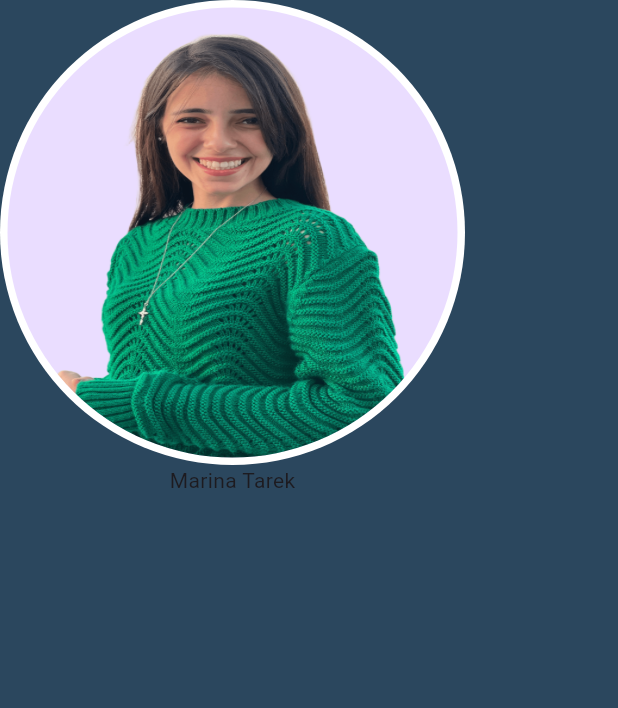
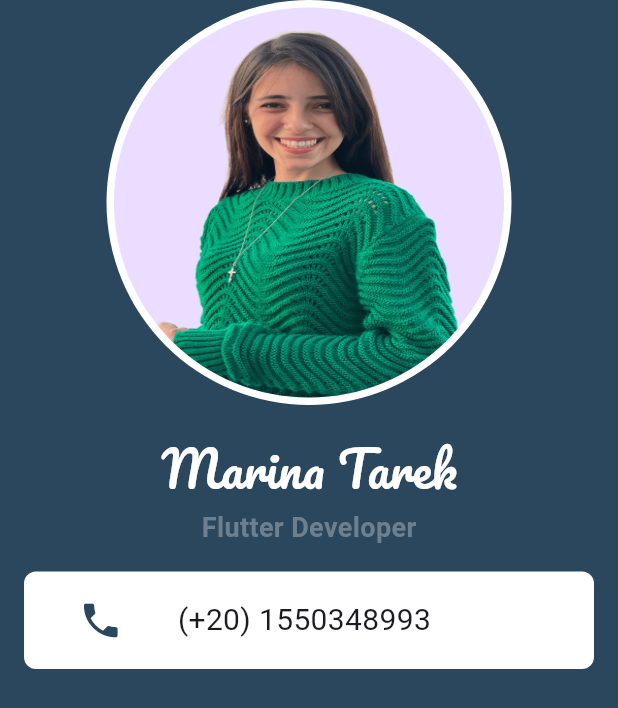
Before and after one commit to Marina-tarek/Business_Card_App_By_Flutter, a Flutter app: the screen it shows after launch, on a phone screen of 412 x 824 dp. Shown: the top 708 px of the screen. Run offline on Flutter 3.47's test engine with Material 3 defaults, Android fonts, the phone set to English and light mode, and no system bars.

Commit message:
second commit

```diff
--- a/lib/main.dart
+++ b/lib/main.dart
@@ -13,15 +13,32 @@ class BusinessCardApp extends StatelessWidget {
       home: Scaffold(
         backgroundColor: Color(0xFF2B475E),
         body: Column(
-
+          // mainAxisAlignment: MainAxisAlignment.spaceBetween,
+          // crossAxisAlignment: CrossAxisAlignment.stretch,
           children: [
-
+            // Container(
+            //   height: 250,
+            //   width: 250,
+            //   decoration: BoxDecoration(
+            //     shape: BoxShape.circle,
+            //   image: DecorationImage(image: AssetImage("images/profile.jpg"),
+            //   fit: BoxFit.fill),
+            //   ),
+            // ),
+            //==============
+            // CircleAvatar(
+            //   radius: 153,
+            //   child:  CircleAvatar(
+            //     radius: 150,
+            //     backgroundImage: AssetImage("images/profile.png"),
+            //   ),
+            // ),
             // =====
             CircleAvatar(
-  radius: 155,
+              radius: 135,
               backgroundColor: Colors.white,
-  child:CircleAvatar(
-  radius: 150,
+              child: CircleAvatar(
+                radius: 130,
                 //  backgroundColor: Color.fromARGB(199, 43, 71, 94),
                 child: Container(
                   decoration: BoxDecoration(
@@ -33,10 +50,53 @@ CircleAvatar(
                     ),
                   ),
                 ),
-) ,
               ),
-Text("Marina Tarek")
+            ),
+            Padding(
+              padding: const EdgeInsets.only(top: 20),
+              child: Text(
+                "Marina Tarek",
+                style: TextStyle(
+                  fontSize: 32,
+                  fontWeight: FontWeight.w500,
+                  color: Colors.white,
+                  fontFamily: 'Pacifico',
+                ),
+              ),
+            ),
+            Padding(
+              padding: const EdgeInsets.only(top: 3),
+              child: Text(
+                "Flutter Developer",
+                style: TextStyle(
+                  fontSize: 18,
+                  fontWeight: FontWeight.bold,
+                  color: Color(0xFF6C8090),
+                ),
+              ),
+            ),
+            Padding(
+              padding: const EdgeInsets.all(16),
 
+              child: Container(
+                height: 65,
+                decoration: BoxDecoration(
+                  borderRadius: BorderRadius.circular(8),
+                  color: Colors.white,
+                ),
+                child: Row(
+                  // mainAxisAlignment: MainAxisAlignment.spaceEvenly,
+
+                  children: [
+                    Spacer(flex: 1,),
+                    Icon(Icons.phone, size: 30, color: Color(0xFF2B475E),),
+                    Spacer(flex: 1),
+                    Text("(+20) 1550348993", style: TextStyle(fontSize: 20),),
+                    Spacer(flex: 3,)
+                  ],
+                ),
+              ),
+            ),
           ],
         ),
       ),
```
Also changed, not shown: pubspec.yaml (+5 -11 lines), fonts/Pacifico-Regular.ttf (added). Lines whose indentation alone changed are shown as unchanged.
